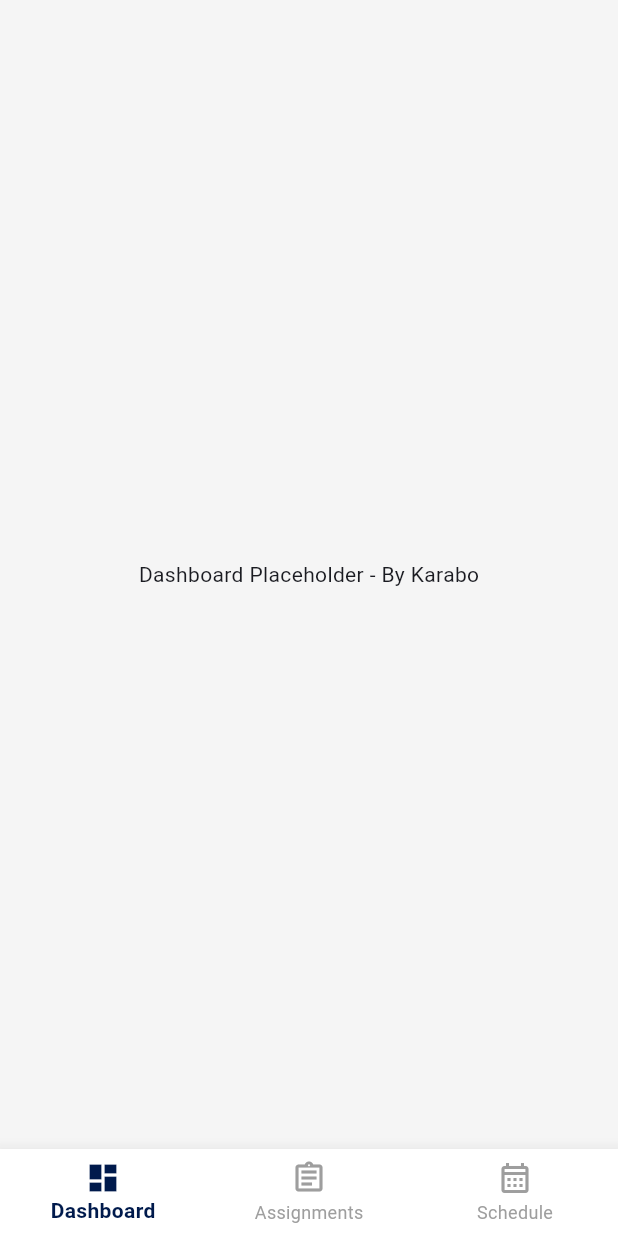
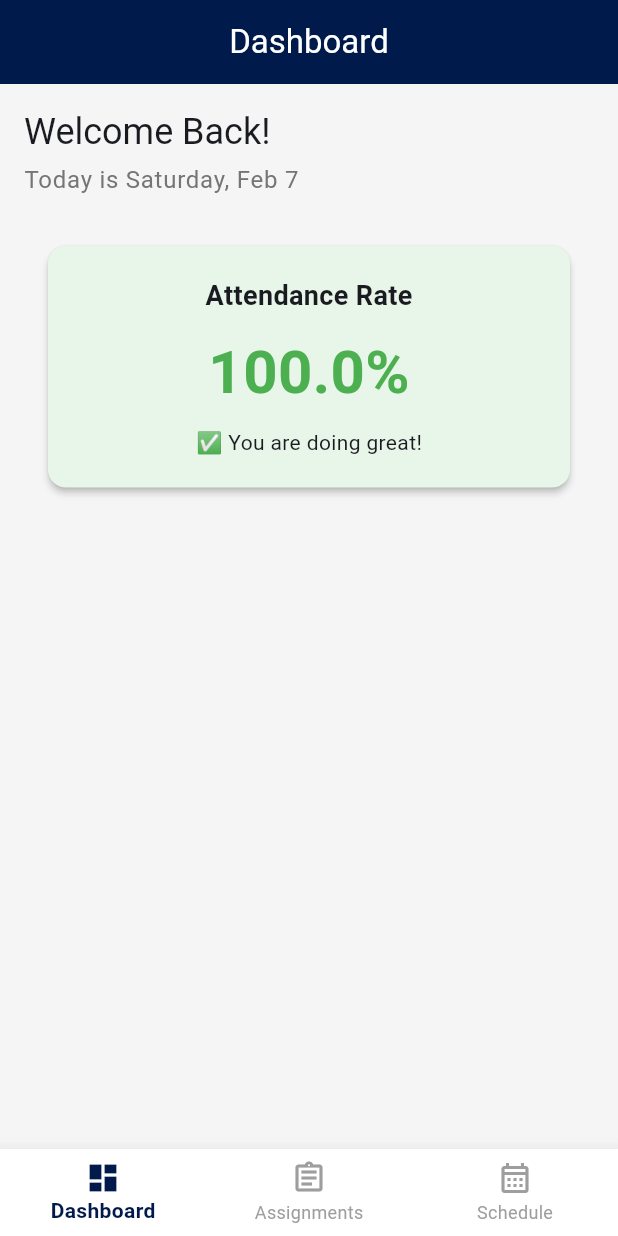
Before and after one commit to michael-alu/alu-mobile-dev-formative-1-group-32, a Flutter app: the screen it shows after launch, on a phone screen of 412 x 824 dp. Run offline on Flutter 3.47's test engine with Material 3 defaults, Android fonts, the phone set to English and light mode, and no system bars; our stand-ins replace shared_preferences, table_calendar.

Commit message:
Create Dashboard with Summary Card

```diff
--- /dev/null
+++ b/lib/screens/dashboard/dashboard_screen.dart
@@ -0,0 +1,89 @@
+import 'package:flutter/material.dart';
+import 'package:provider/provider.dart';
+import 'package:intl/intl.dart';
+import '../../services/app_state.dart';
+
+class DashboardScreen extends StatelessWidget {
+  const DashboardScreen({super.key});
+
+  @override
+  Widget build(BuildContext context) {
+    // Get the current date
+    final now = DateTime.now();
+    // Format it nicely like "Monday, Oct 25"
+    final String dateString = DateFormat('EEEE, MMM d').format(now);
+
+    return Scaffold(
+      appBar: AppBar(
+        title: const Text('Dashboard'),
+      ),
+      body: Consumer<AppState>(
+        builder: (context, appState, child) {
+          // Get the attendance percentage from our "Brain" (AppState)
+          final double attendance = appState.calculateAttendancePercentage();
+
+          return SingleChildScrollView(
+            child: Padding(
+              padding: const EdgeInsets.all(16.0),
+              child: Column(
+                crossAxisAlignment: CrossAxisAlignment.stretch,
+                // --- Header Section ---
+                children: [
+                  Text(
+                    'Welcome Back!',
+                    style: Theme.of(context).textTheme.headlineSmall,
+                  ),
+                  const SizedBox(height: 4),
+                  Text(
+                    'Today is $dateString',
+                    style: Theme.of(context).textTheme.bodyLarge?.copyWith(
+                          color: Colors.grey[600],
+                        ),
+                  ),
+                  const SizedBox(height: 24),
+
+                  // --- Attendance Card ---
+                  // I used a Card here to make it pop out
+                  Card(
+                    // Change color based on if attendance is good or bad
+                    color: attendance < 75 ? Colors.red[50] : Colors.green[50],
+                    child: Padding(
+                      padding: const EdgeInsets.all(20.0),
+                      child: Column(
+                        children: [
+                          const Text(
+                            'Attendance Rate',
+                            style: TextStyle(
+                                fontSize: 18, fontWeight: FontWeight.bold),
+                          ),
+                          const SizedBox(height: 10),
+                          Text(
+                            '${attendance.toStringAsFixed(1)}%',
+                            style: TextStyle(
+                              fontSize: 40,
+                              fontWeight: FontWeight.bold,
+                              // Red text for warning, Green for good
+                              color:
+                                  attendance < 75 ? Colors.red : Colors.green,
+                            ),
+                          ),
+                          const SizedBox(height: 8),
+                          Text(
+                            attendance < 75
+                                ? '⚠️ Warning! Attendance is below 75%'
+                                : '✅ You are doing great!',
+                            style: const TextStyle(fontSize: 14),
+                          )
+                        ],
+                      ),
+                    ),
+                  ),
+                ],
+              ),
+            ),
+          );
+        },
+      ),
+    );
+  }
+}
--- a/lib/screens/main_screen.dart
+++ b/lib/screens/main_screen.dart
@@ -1,6 +1,7 @@
 import 'package:flutter/material.dart';
 import 'package:formative_assignment_1/screens/assignments/assignment_list_screen.dart';
 import 'package:formative_assignment_1/screens/schedule/schedule_screen.dart';
+import 'package:formative_assignment_1/screens/dashboard/dashboard_screen.dart';
 
 class MainScreen extends StatefulWidget {
   const MainScreen({super.key});
@@ -14,7 +15,7 @@ class _MainScreenState extends State<MainScreen> {
 
   // Real screens
   static final List<Widget> _widgetOptions = <Widget>[
-    const Center(child: Text('Dashboard Placeholder - By Karabo')),
+    const DashboardScreen(), // Integrated by Karabo
     const AssignmentListScreen(), // Integrated by Gloire
     const ScheduleScreen(), // Integrated by Noel
   ];
```
